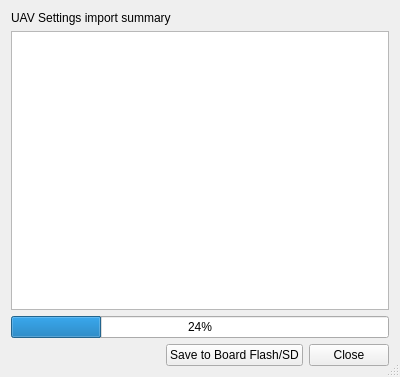
Before: the Qt Designer form ground/openpilotgcs/src/plugins/uavsettingsimportexport/importsummarydialog.ui in openpilot/OpenPilot, drawn with Qt 5.
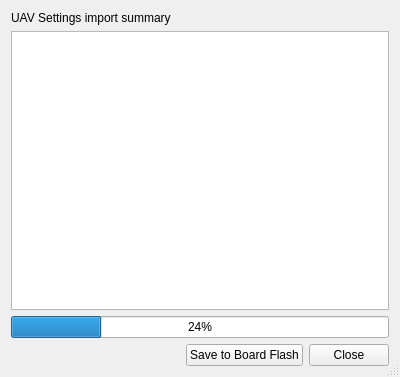
After: the same form once the commit is applied. Icons and pictures are not drawn.

Commit message: GCS-Several UI fixes according to beta testers reports.

Diff of the .ui file:
```diff
--- a/ground/openpilotgcs/src/plugins/uavsettingsimportexport/importsummarydialog.ui
+++ b/ground/openpilotgcs/src/plugins/uavsettingsimportexport/importsummarydialog.ui
@@ -101,7 +101,7 @@
 then close the dialog.</string>
        </property>
        <property name="text">
-        <string>Save to Board Flash/SD</string>
+        <string>Save to Board Flash</string>
        </property>
       </widget>
      </item>
```
The commit also changes 2 other files.
